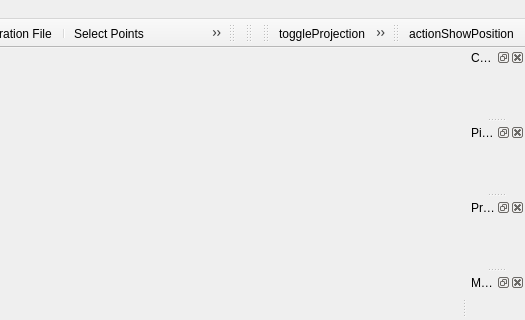
The window that Application/Client/LidarViewMainWindow.ui (Kitware/LidarView) describes before a commit, drawn with Qt 5; both pictures show x 545 to 1070 and y 0 to 320 of the 1070 by 645 pixel window.
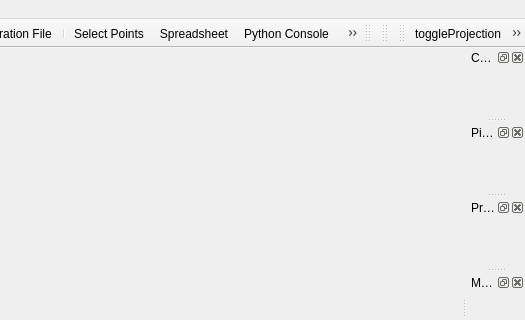
The same window after the commit. Icons and pictures are not drawn. Custom widgets are drawn as their Qt base class.

Commit message: [refact] Remove unused & broken geolocation toolbar

What changed in the file:
```diff
--- a/Application/Client/LidarViewMainWindow.ui
+++ b/Application/Client/LidarViewMainWindow.ui
@@ -196,18 +196,6 @@
    <addaction name="actionPlaneFit"/>
    <addaction name="separator"/>
   </widget>
-  <widget class="QToolBar" name="geolocationToolbar">
-   <property name="windowTitle">
-    <string>Geolocation Controls</string>
-   </property>
-   <attribute name="toolBarArea">
-    <enum>TopToolBarArea</enum>
-   </attribute>
-   <attribute name="toolBarBreak">
-    <bool>false</bool>
-   </attribute>
-   <addaction name="actionShowPosition"/>
-  </widget>
   <widget class="QDockWidget" name="colorMapEditorDock">
    <property name="windowTitle">
     <string>Color Map Editor</string>
```
The commit also changes 1 other file.
